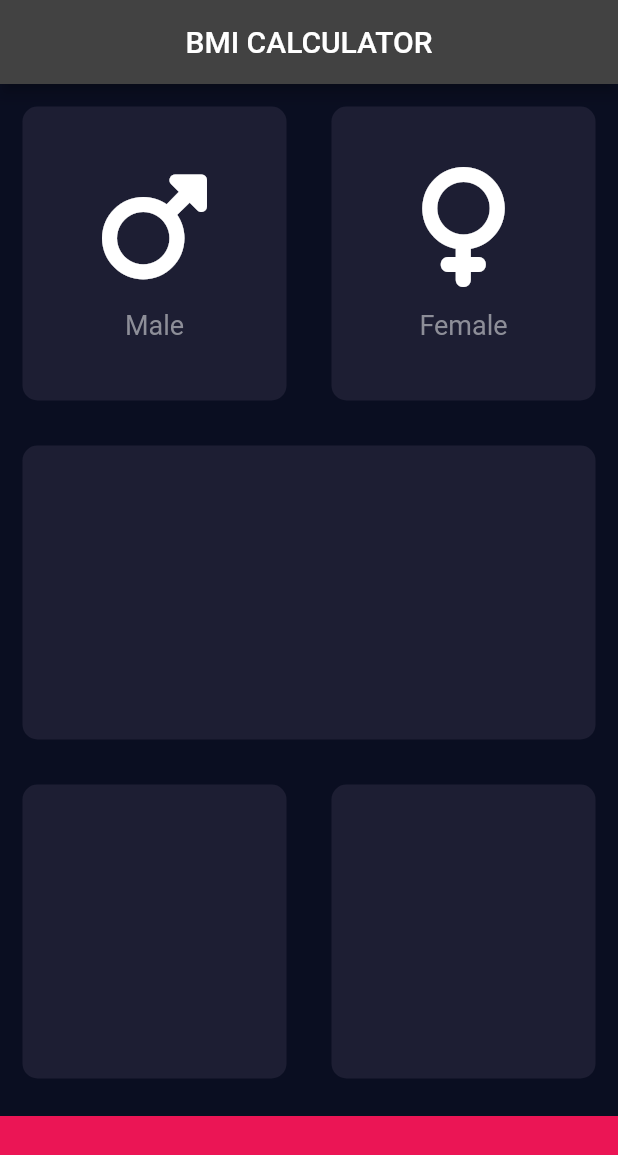
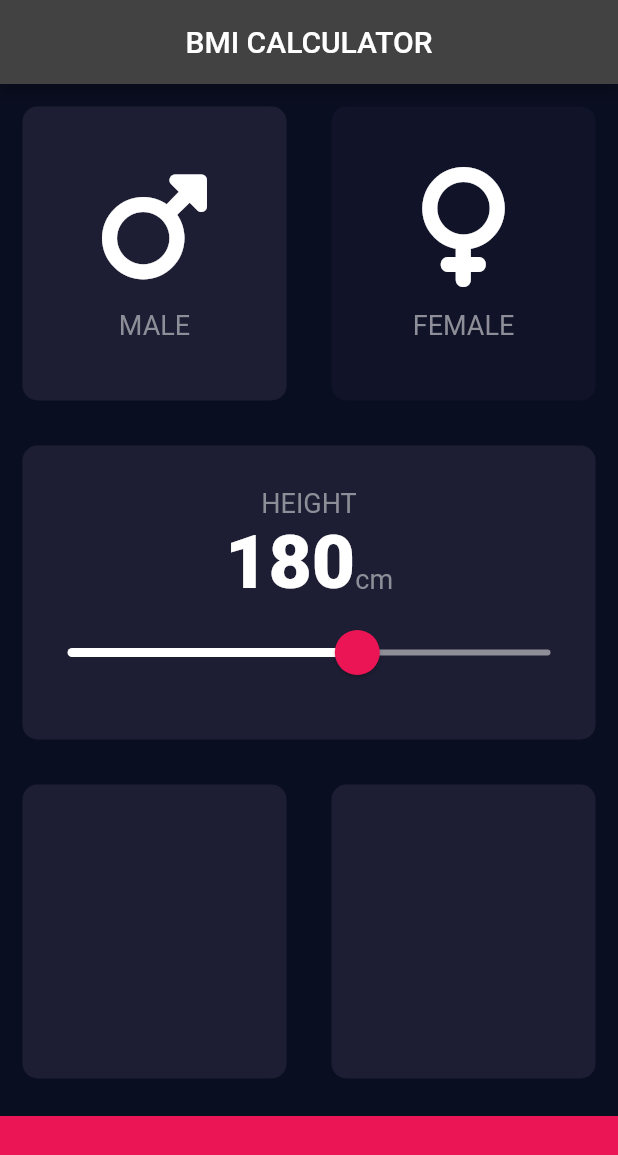
Before and after one commit to HeratUni-CS/bmi-calculator-98123AhmadSohail, a Flutter app: the screen it shows after launch, on a phone screen of 412 x 824 dp. Shown: the top 1155 px of the screen. Run offline on Flutter 3.47's test engine with Material 2 defaults, Android fonts, the phone set to English and light mode, and no system bars; our stand-ins replace font_awesome_flutter.

Commit message:
replacing if else conditions to Ternary operators, then we added some functions to both male and female options, and then we added the Slider Widget and cutomized it based on our need

```diff
--- /dev/null
+++ b/lib/constants.dart
@@ -0,0 +1,13 @@
+import 'package:flutter/material.dart';
+
+const kBottomContainerHeight = 80.0;
+const kActiveCardColor = Color(0xFF1D1E33);
+const kInactiveCardColor = Color(0xFF111328);
+const kBottomContainerColour = Color(0xFFEB1555);
+
+const kLabelTextStyle = TextStyle(
+  fontSize: 18,
+  color: Color(0xFF8D8E98),
+);
+
+const kNumberTextStyle = TextStyle(fontSize: 50, fontWeight: FontWeight.w900);
--- a/lib/icon_content.dart
+++ b/lib/icon_content.dart
@@ -1,9 +1,5 @@
 import 'package:flutter/material.dart';
-
-const labelTextStyle = TextStyle(
-  fontSize: 18,
-  color: Color(0xFF8D8E98),
-);
+import 'constants.dart';
 
 class iconContent extends StatelessWidget {
   iconContent({this.icon, this.label});
@@ -22,7 +18,7 @@ class iconContent extends StatelessWidget {
         ),
         Text(
           label!,
-          style: labelTextStyle,
+          style: kLabelTextStyle,
         )
       ],
     );
--- a/lib/input_page.dart
+++ b/lib/input_page.dart
@@ -2,10 +2,12 @@ import 'package:flutter/material.dart';
 import 'package:font_awesome_flutter/font_awesome_flutter.dart';
 import 'icon_content.dart';
 import 'reusable_card.dart';
+import 'constants.dart';
 
-const bottomContainerHeight = 80.0;
-const activeCardColor = Color(0xFF1D1E33);
-const bottomContainerColour = Color(0xFFEB1555);
+enum Gender {
+  male,
+  female,
+}
 
 class InputPage extends StatefulWidget {
   @override
@@ -13,6 +15,8 @@ class InputPage extends StatefulWidget {
 }
 
 class _InputPageState extends State<InputPage> {
+  Gender selectedGender = Gender.male;
+  int height = 180;
   @override
   Widget build(BuildContext context) {
     return Scaffold(
@@ -20,45 +24,106 @@ class _InputPageState extends State<InputPage> {
         title: Center(child: Text('BMI CALCULATOR')),
       ),
       body: Column(
+        crossAxisAlignment: CrossAxisAlignment.stretch,
         children: <Widget>[
           Expanded(
               child: Row(
             children: [
               Expanded(
                 child: reusableCard(
-                  colour: activeCardColor,
+                  onPress: () {
+                    setState(() {
+                      selectedGender = Gender.male;
+                    });
+                  },
+                  colour: selectedGender == Gender.male
+                      ? kActiveCardColor
+                      : kInactiveCardColor,
                   cardChild:
-                      iconContent(icon: FontAwesomeIcons.mars, label: 'Male'),
+                      iconContent(icon: FontAwesomeIcons.mars, label: 'MALE'),
                 ),
               ),
               Expanded(
                 child: reusableCard(
-                  colour: activeCardColor,
+                  onPress: () {
+                    setState(() {
+                      selectedGender = Gender.female;
+                    });
+                  },
+                  colour: selectedGender == Gender.female
+                      ? kActiveCardColor
+                      : kInactiveCardColor,
                   cardChild: iconContent(
-                      icon: FontAwesomeIcons.venus, label: 'Female'),
+                      icon: FontAwesomeIcons.venus, label: 'FEMALE'),
                 ),
               ),
             ],
           )),
           Expanded(
-            child: reusableCard(colour: activeCardColor),
+            child: reusableCard(
+              colour: kActiveCardColor,
+              cardChild: Column(
+                mainAxisAlignment: MainAxisAlignment.center,
+                children: [
+                  Text(
+                    'HEIGHT',
+                    style: kLabelTextStyle,
+                  ),
+                  Row(
+                    mainAxisAlignment: MainAxisAlignment.center,
+                    crossAxisAlignment: CrossAxisAlignment.baseline,
+                    textBaseline: TextBaseline.alphabetic,
+                    children: [
+                      Text(
+                        height.toString(),
+                        style: kNumberTextStyle,
+                      ),
+                      Text(
+                        'cm',
+                        style: kLabelTextStyle,
+                      ),
+                    ],
+                  ),
+                  SliderTheme(
+                    data: SliderTheme.of(context).copyWith(
+                      inactiveTrackColor: Color(0xFF8D8E98),
+                      activeTrackColor: Colors.white,
+                      thumbColor: Color(0xFFEB1555),
+                      overlayColor: Color(0x29EB1555),
+                      thumbShape: RoundSliderThumbShape(enabledThumbRadius: 15),
+                      overlayShape: RoundSliderOverlayShape(overlayRadius: 30),
+                    ),
+                    child: Slider(
+                      value: height.toDouble(),
+                      min: 120.0,
+                      max: 220,
+                      onChanged: (double newValue) {
+                        setState(() {
+                          height = newValue.round();
+                        });
+                      },
+                    ),
+                  )
+                ],
+              ),
+            ),
           ),
           Expanded(
               child: Row(
             children: [
               Expanded(
-                child: reusableCard(colour: activeCardColor),
+                child: reusableCard(colour: kActiveCardColor),
               ),
               Expanded(
-                child: reusableCard(colour: activeCardColor),
+                child: reusableCard(colour: kActiveCardColor),
               ),
             ],
           )),
           Container(
-            color: bottomContainerColour,
+            color: kBottomContainerColour,
             margin: EdgeInsets.only(top: 10.0),
             width: double.infinity,
-            height: bottomContainerHeight,
+            height: kBottomContainerHeight,
           ),
         ],
       ),
--- a/lib/reusable_card.dart
+++ b/lib/reusable_card.dart
@@ -1,19 +1,23 @@
 import 'package:flutter/material.dart';
 
 class reusableCard extends StatelessWidget {
-  reusableCard({required this.colour, this.cardChild});
+  reusableCard({this.colour, this.cardChild, this.onPress});
 
-  final Color colour;
+  final Color? colour;
   final Widget? cardChild;
+  final void Function()? onPress;
 
   @override
   Widget build(BuildContext context) {
-    return Container(
-      child: cardChild,
-      margin: EdgeInsets.all(15),
-      decoration: BoxDecoration(
-        color: colour,
-        borderRadius: BorderRadius.circular(10),
+    return GestureDetector(
+      onTap: onPress,
+      child: Container(
+        child: cardChild,
+        margin: EdgeInsets.all(15),
+        decoration: BoxDecoration(
+          color: colour,
+          borderRadius: BorderRadius.circular(10),
+        ),
       ),
     );
   }
```
